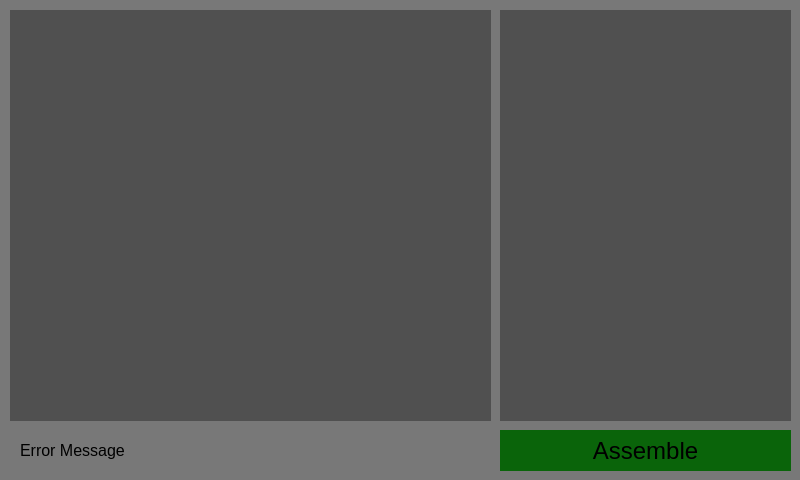
This is qtui/mainwindow.ui in arman-ashrafian/SAP1-Assembler as Qt 5 draws it before an edit. The edited form follows.
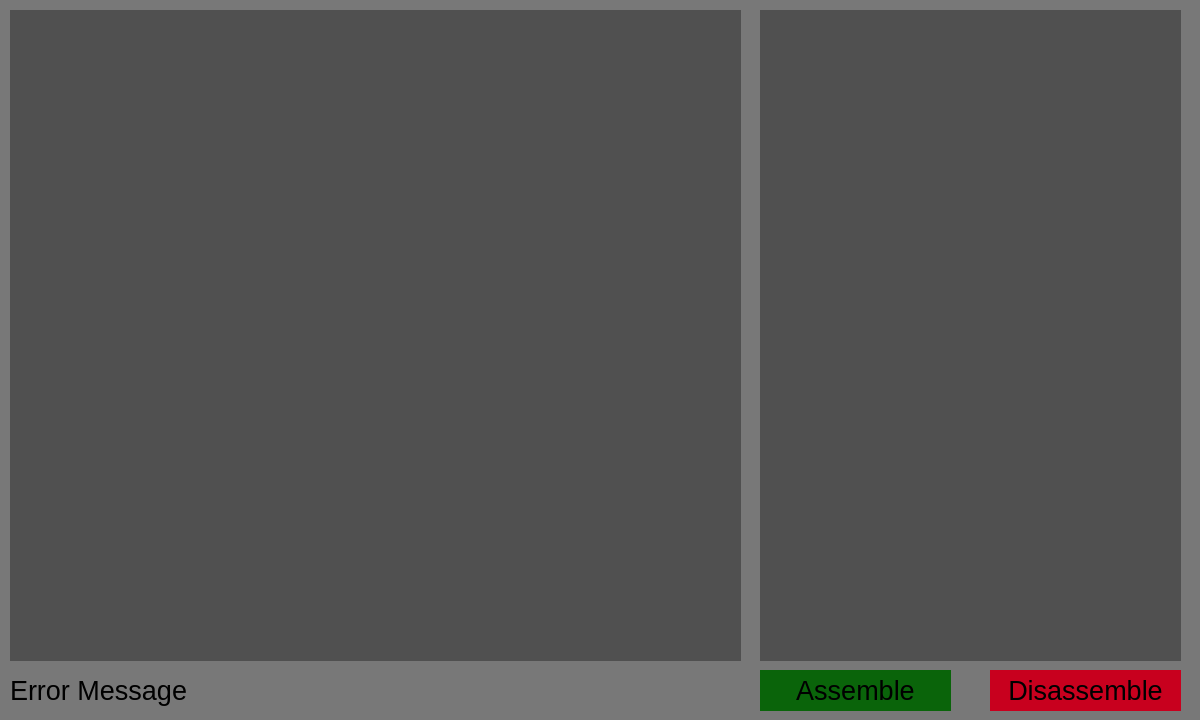
This is the edited form.

Diff of the .ui file:
```diff
--- a/qtui/mainwindow.ui
+++ b/qtui/mainwindow.ui
@@ -6,8 +6,8 @@
    <rect>
     <x>0</x>
     <y>0</y>
-    <width>800</width>
-    <height>480</height>
+    <width>1200</width>
+    <height>720</height>
    </rect>
   </property>
   <property name="sizePolicy">
@@ -18,14 +18,14 @@
   </property>
   <property name="minimumSize">
    <size>
-    <width>800</width>
-    <height>480</height>
+    <width>1200</width>
+    <height>720</height>
    </size>
   </property>
   <property name="maximumSize">
    <size>
-    <width>800</width>
-    <height>480</height>
+    <width>1200</width>
+    <height>720</height>
    </size>
   </property>
   <property name="windowTitle">
@@ -50,43 +50,39 @@
 	font-size: 24pt;
 }
 
-QPushButton {
-	font-size: 18pt;
+QPushButton#assembleButton{
+	font-size: 20pt;
 	background-color: rgb(10,100,10)
-}</string>
+}
+
+QPushButton#disassemButton{
+	font-size: 20pt;
+	background-color: rgb(200,0,30)
+}
+</string>
   </property>
   <widget class="QPlainTextEdit" name="code">
    <property name="geometry">
     <rect>
      <x>10</x>
      <y>10</y>
-     <width>481</width>
-     <height>411</height>
-    </rect>
-   </property>
-  </widget>
-  <widget class="QTextBrowser" name="output">
-   <property name="geometry">
-    <rect>
-     <x>500</x>
-     <y>10</y>
-     <width>291</width>
-     <height>411</height>
+     <width>731</width>
+     <height>651</height>
     </rect>
    </property>
   </widget>
   <widget class="QLabel" name="errorMessage">
    <property name="geometry">
     <rect>
-     <x>20</x>
-     <y>430</y>
+     <x>10</x>
+     <y>670</y>
      <width>461</width>
      <height>41</height>
     </rect>
    </property>
    <property name="font">
     <font>
-     <pointsize>12</pointsize>
+     <pointsize>20</pointsize>
     </font>
    </property>
    <property name="text">
@@ -99,16 +95,49 @@
   <widget class="QPushButton" name="assembleButton">
    <property name="geometry">
     <rect>
-     <x>500</x>
-     <y>430</y>
-     <width>291</width>
+     <x>760</x>
+     <y>670</y>
+     <width>191</width>
      <height>41</height>
     </rect>
    </property>
+   <property name="font">
+    <font>
+     <pointsize>20</pointsize>
+    </font>
+   </property>
    <property name="text">
     <string>Assemble</string>
    </property>
   </widget>
+  <widget class="QPlainTextEdit" name="binary">
+   <property name="geometry">
+    <rect>
+     <x>760</x>
+     <y>10</y>
+     <width>421</width>
+     <height>651</height>
+    </rect>
+   </property>
+  </widget>
+  <widget class="QPushButton" name="disassemButton">
+   <property name="geometry">
+    <rect>
+     <x>990</x>
+     <y>670</y>
+     <width>191</width>
+     <height>41</height>
+    </rect>
+   </property>
+   <property name="font">
+    <font>
+     <pointsize>20</pointsize>
+    </font>
+   </property>
+   <property name="text">
+    <string>Disassemble</string>
+   </property>
+  </widget>
  </widget>
  <resources/>
  <connections/>
```
Left out of the diff: 2 changed lines with no effect on the pictures.
